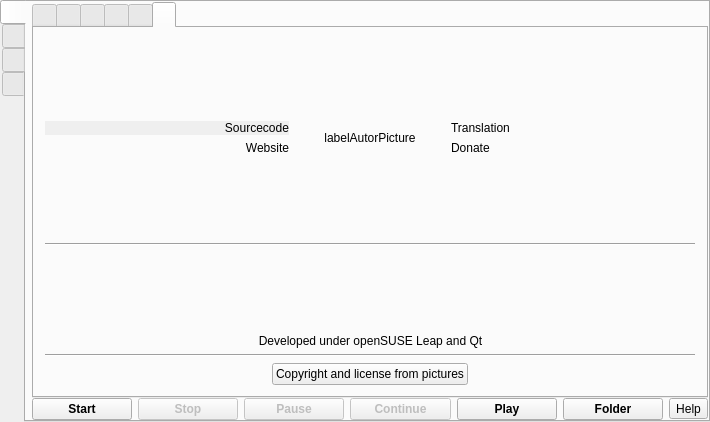
Old version of the form src/formMainWindow.ui in the repository vkohaupt/vokoscreenNG.
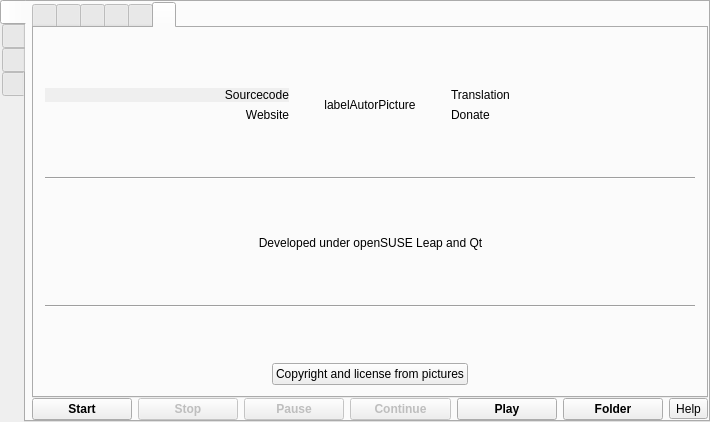
New version of the form. Icons and pictures are not drawn.

```diff
--- a/src/formMainWindow.ui
+++ b/src/formMainWindow.ui
@@ -1993,7 +1993,7 @@
            <attribute name="title">
             <string notr="true"/>
            </attribute>
-           <layout class="QVBoxLayout" name="verticalLayout_3" stretch="0,0,0,0,0,0,0,0">
+           <layout class="QVBoxLayout" name="verticalLayout_3" stretch="0,0,0,0,0,0,0,0,0,0">
             <item>
              <spacer name="verticalSpacer_7">
               <property name="orientation">
@@ -2166,6 +2166,19 @@
               </item>
              </layout>
             </item>
+            <item>
+             <spacer name="verticalSpacer_14">
+              <property name="orientation">
+               <enum>Qt::Vertical</enum>
+              </property>
+              <property name="sizeHint" stdset="0">
+               <size>
+                <width>20</width>
+                <height>40</height>
+               </size>
+              </property>
+             </spacer>
+            </item>
             <item>
              <widget class="Line" name="line_15">
               <property name="orientation">
@@ -2173,6 +2186,19 @@
               </property>
              </widget>
             </item>
+            <item>
+             <spacer name="verticalSpacer_15">
+              <property name="orientation">
+               <enum>Qt::Vertical</enum>
+              </property>
+              <property name="sizeHint" stdset="0">
+               <size>
+                <width>20</width>
+                <height>40</height>
+               </size>
+              </property>
+             </spacer>
+            </item>
             <item>
              <layout class="QHBoxLayout" name="horizontalLayout_10">
               <item>
```
Left out of the diff: 8 changed lines with no effect on the pictures.
